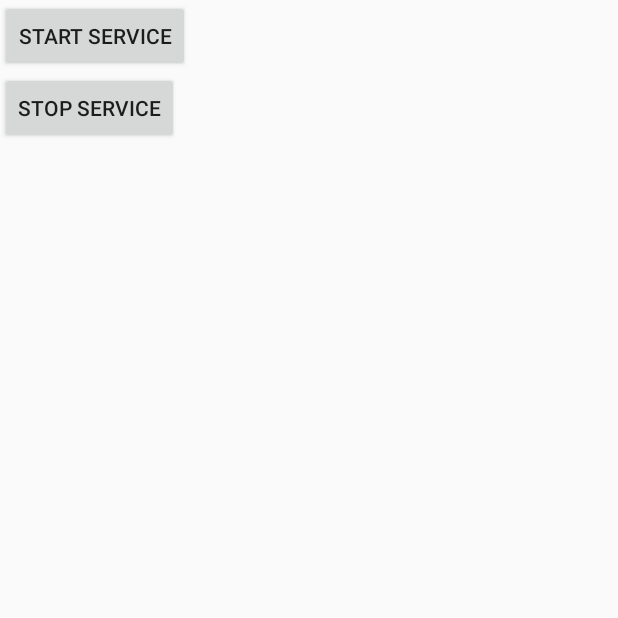
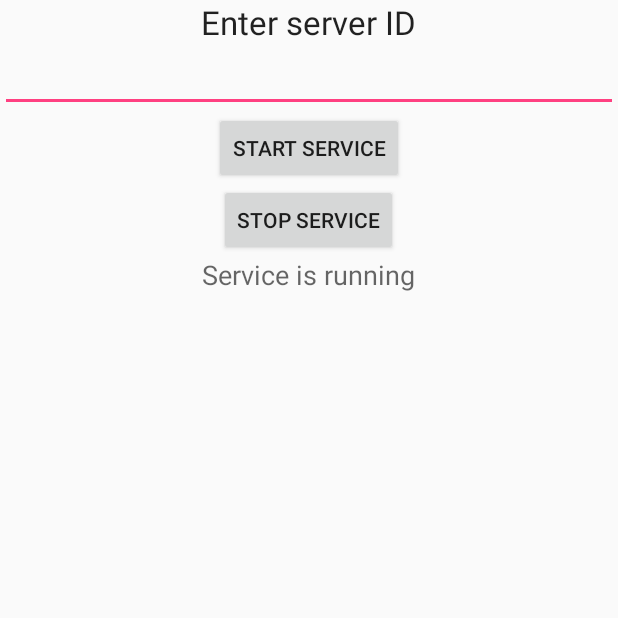
Before and after one commit to Shide93/Hakaton, an Android app: the screen it shows after launch (MainActivity), after a tap on "START SERVICE", on a phone screen of 412 x 824 dp, the top half of it. Run offline under Robolectric (Android 15) with nearby library versions, the phone set to English and light mode, and no system bars.

```diff
--- a/app/src/main/AndroidManifest.xml
+++ b/app/src/main/AndroidManifest.xml
@@ -19,7 +19,8 @@
             </intent-filter>
         </activity>
         <service
-            android:name="service.MyService">
+            android:name="service.MyService"
+            android:process=":myServiceProcess">
         </service>
     </application>
 
--- a/app/src/main/java/com/example/nb/hakaton/MainActivity.java
+++ b/app/src/main/java/com/example/nb/hakaton/MainActivity.java
@@ -1,28 +1,70 @@
 package com.example.nb.hakaton;
 
+import android.content.ComponentName;
 import android.content.Intent;
 import android.os.Bundle;
 import android.support.v7.app.AppCompatActivity;
+import android.util.Log;
 import android.view.View;
+import android.widget.TextView;
 
 import service.MyService;
 
 public class MainActivity extends AppCompatActivity {
 
-
+    private boolean isServiceRunning = false;
     final String LOG_TAG = "MainActivity";
 
     public void onCreate(Bundle savedInstanceState) {
         super.onCreate(savedInstanceState);
         setContentView(R.layout.activity_main);
+
+
     }
+//    @Override
+//    public boolean onKeyDown(int keyCode, KeyEvent event) {
+//        //???
+//        if (!isServiceRunning) { Log.d(LOG_TAG,"Not running"); }
+//
+//        if (isServiceRunning && keyCode == KeyEvent.KEYCODE_VOLUME_UP) {
+//            Log.d(LOG_TAG,"UP pressed");
+//
+//            return true;
+//        }
+//        return false;
+//    }
+
+//    @Override
+//    public boolean onKeyLongPress(int keyCode, KeyEvent event) {
+//        //???
+//        if (!isServiceRunning) { Log.d(LOG_TAG,"Not running"); }
+//
+//        if (isServiceRunning && keyCode == KeyEvent.KEYCODE_VOLUME_UP) {
+//            Log.d(LOG_TAG,"UP released");
+//
+//            return true;
+//        }
+//        return false;
+//    }
 
     public void onClickStart(View v) {
-        startService(new Intent(this, MyService.class));
+        TextView ipAddr = (TextView) findViewById(R.id.editText);
+        TextView text = (TextView) findViewById(R.id.textView2);
+        text.setText("Service is running");
+
+        Log.d(LOG_TAG, "IP = " + ipAddr);
+        ComponentName cn= startService(new Intent(this, MyService.class));
+        if(cn != null){
+            isServiceRunning=true;
+        }
     }
 
     public void onClickStop(View v) {
-        stopService(new Intent(this, MyService.class));
+
+        boolean stopped = stopService(new Intent(this, MyService.class));
+        if (stopped) {
+            isServiceRunning=false;
+        }
     }
 
 }
--- a/app/src/main/java/service/MyService.java
+++ b/app/src/main/java/service/MyService.java
@@ -1,12 +1,12 @@
 package service;
 
+import android.app.Service;
 import android.content.Context;
 import android.content.Intent;
 import android.hardware.Sensor;
 import android.hardware.SensorEvent;
 import android.hardware.SensorEventListener;
 import android.hardware.SensorManager;
-import android.app.Service;
 import android.os.IBinder;
 import android.util.Log;
 
@@ -52,6 +52,7 @@ public class MyService extends Service implements SensorEventListener {
         gravity[2] = 0;
         time = 0;
 
+
         Log.d(LOG_TAG, " :onCreate");
     }
 
@@ -62,6 +63,7 @@ public class MyService extends Service implements SensorEventListener {
 
     public void onDestroy() {
         super.onDestroy();
+
         Log.d(LOG_TAG, " :onDestroy");
     }
 
@@ -156,4 +158,5 @@ public class MyService extends Service implements SensorEventListener {
 
     }
 
+
 }
--- a/app/src/main/res/layout/activity_main.xml
+++ b/app/src/main/res/layout/activity_main.xml
@@ -5,18 +5,43 @@
     android:layout_width="fill_parent"
     android:layout_height="fill_parent"
     android:orientation="vertical">
+
+    <TextView
+        android:layout_width="wrap_content"
+        android:layout_height="wrap_content"
+        android:textAppearance="?android:attr/textAppearanceLarge"
+        android:text="Enter server ID"
+        android:id="@+id/textView"
+        android:layout_gravity="center_horizontal" />
+
+    <EditText
+        android:layout_width="match_parent"
+        android:layout_height="wrap_content"
+        android:id="@+id/editText"
+        android:layout_gravity="center_horizontal" />
+
     <Button
         android:id="@+id/btnStart"
         android:layout_width="wrap_content"
         android:layout_height="wrap_content"
         android:onClick="onClickStart"
-        android:text="@string/start">
+        android:text="@string/start"
+        android:layout_gravity="center_horizontal">
     </Button>
     <Button
         android:id="@+id/btnStop"
         android:layout_width="wrap_content"
         android:layout_height="wrap_content"
         android:onClick="onClickStop"
-        android:text="@string/stop">
+        android:text="@string/stop"
+        android:layout_gravity="center_horizontal">
     </Button>
+
+    <TextView
+        android:layout_width="wrap_content"
+        android:layout_height="wrap_content"
+        android:textAppearance="?android:attr/textAppearanceMedium"
+        android:text="Service stopped"
+        android:id="@+id/textView2"
+        android:layout_gravity="center_horizontal" />
 </LinearLayout>
```
Also changed, not shown: app/src/main/java/com/example/nb/hakaton/service/MainService.java (deleted, +0 -58 lines).
